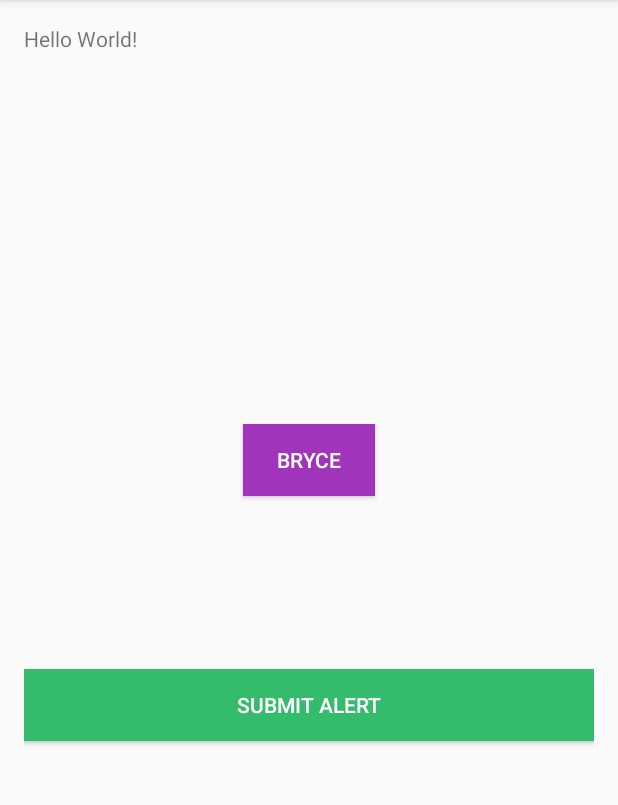
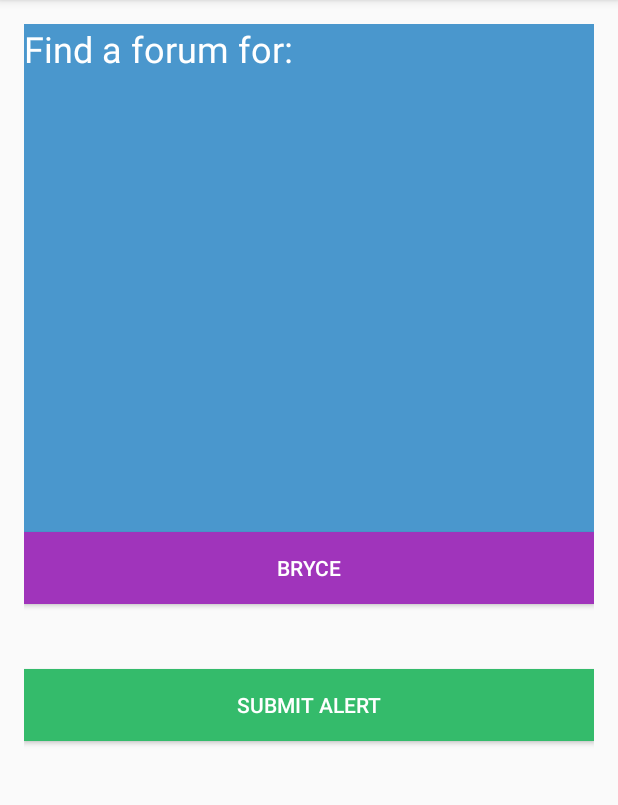
Before and after one commit to WheresMyBus/android, an Android app: the screen it shows after launch (MainActivity), on a phone screen of 412 x 824 dp, the part 84-889 px from its top. Run offline under Robolectric (Android 15) with nearby library versions, the phone set to English and light mode, and no system bars.

Commit message:
added more layout components to main activity screen

```diff
--- a/app/src/main/res/layout/content_main.xml
+++ b/app/src/main/res/layout/content_main.xml
@@ -16,7 +16,16 @@
     <TextView
         android:layout_width="wrap_content"
         android:layout_height="wrap_content"
-        android:text="Hello World!" />
+        android:text="Find a forum for:"
+        android:background="@color/mediumBlue"
+        android:textColor="@color/white"
+        android:layout_alignParentRight="true"
+        android:layout_alignParentEnd="true"
+        android:layout_alignParentLeft="true"
+        android:layout_alignParentStart="true"
+        android:layout_above="@+id/button2"
+        android:layout_alignParentTop="true"
+        android:textSize="24sp" />
 
     <Button
         android:text="@string/submit_alert_button"
@@ -35,11 +44,14 @@
         android:text="Bryce"
         android:layout_width="wrap_content"
         android:layout_height="wrap_content"
-        android:layout_alignBottom="@+id/button"
-        android:layout_centerHorizontal="true"
-        android:layout_marginBottom="163dp"
+        android:layout_marginBottom="91dp"
         android:id="@+id/button2"
         android:background="@color/purple"
-        android:textColor="@color/white" />
+        android:textColor="@color/white"
+        android:layout_alignBottom="@+id/button"
+        android:layout_alignParentRight="true"
+        android:layout_alignParentEnd="true"
+        android:layout_alignParentLeft="true"
+        android:layout_alignParentStart="true" />
 
 </RelativeLayout>
--- a/app/src/main/res/values/colors.xml
+++ b/app/src/main/res/values/colors.xml
@@ -6,11 +6,11 @@
     <color name="mediumBlue">#4A97CD</color>
     <color name="darkBlue">#4287B7</color>
     <color name="white">#FFFFFF</color>
-    <color name="orange">#CB7B44</color>
+    <color name="orange">#EC9027</color>
     <color name="yellow">#ECC127</color>
     <color name="green">#34BB6B</color>
     <color name="pink">#BB3484</color>
     <color name="purple">#A034BB</color>
     <color name="lightGreen">#97CD4A</color>
-    <color name="lightOrange">#CD804A</color>
+    <color name="lightOrange">#ECA027</color>
 </resources>
```
